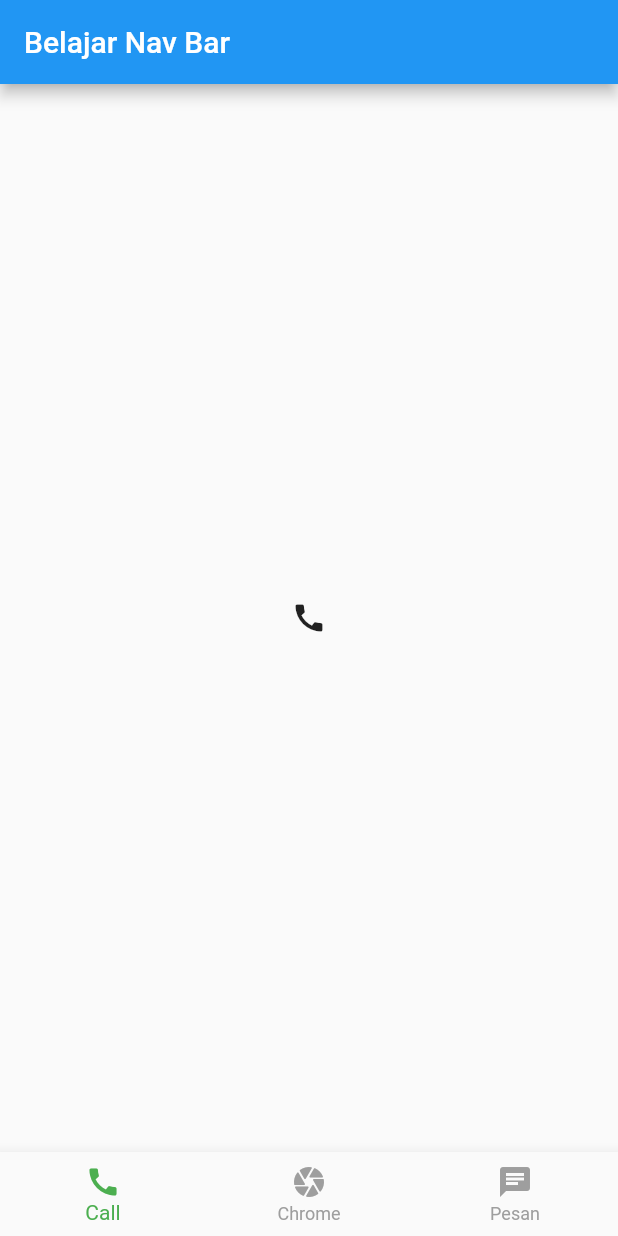
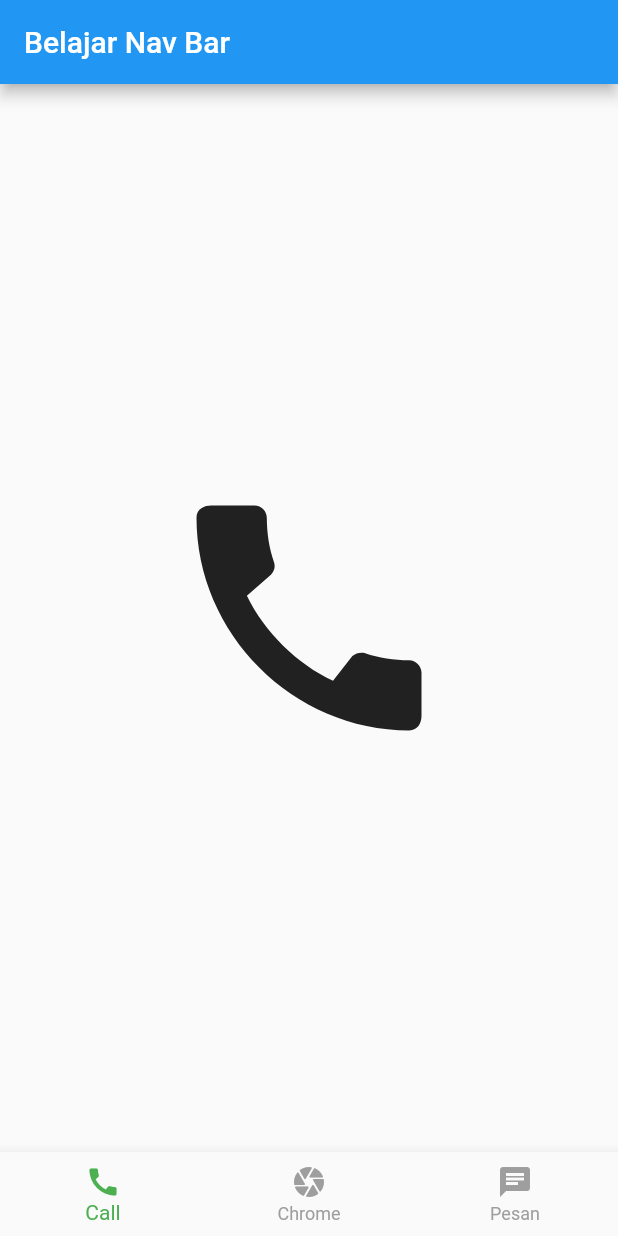
Before and after one commit to yogisukma25/my_tugas, a Flutter app: the screen it shows after launch, on a phone screen of 412 x 824 dp. Run offline on Flutter 3.47's test engine with Material 2 defaults, Android fonts, the phone set to English and light mode, and no system bars; missing offline and left inert: dart:html.

```diff
--- a/lib/main.dart
+++ b/lib/main.dart
@@ -21,7 +21,7 @@ class BelajarNavBar extends StatefulWidget {
 
 class _BelajarNavBarState extends State<BelajarNavBar> {
   final List<Widget> ikon = [
-    Center(child: Icon(Icons.call)),
+    Center(child: Icon(Icons.call, size: 200)),
     Center(child: Icon(Icons.camera_rounded)),
     Center(child: Icon(Icons.chat)),
   ];
```
Also changed, not shown: 1 other file.
